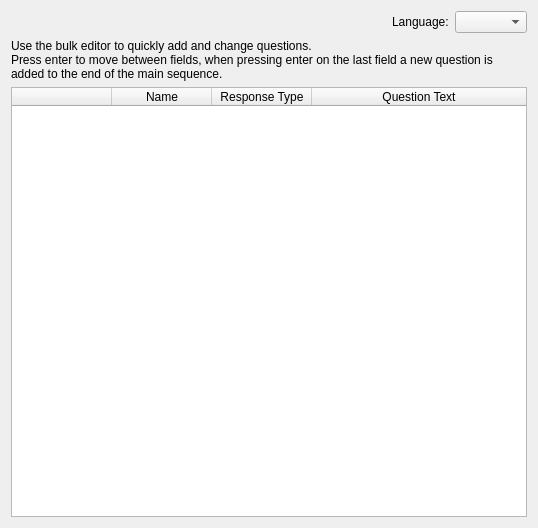
Qt form ui/bulkQuestionEditor.ui (LegoStormtroopr/canard) before a commit.
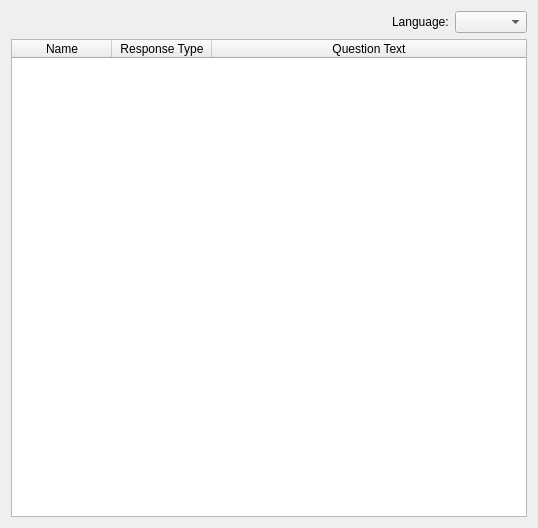
The same form after that commit.

```diff
--- a/ui/bulkQuestionEditor.ui
+++ b/ui/bulkQuestionEditor.ui
@@ -42,26 +42,16 @@
     </layout>
    </item>
    <item>
-    <widget class="QLabel" name="label_2">
-     <property name="text">
-      <string>Use the bulk editor to quickly add and change questions.
-Press enter to move between fields, when pressing enter on the last field a new question is added to the end of the main sequence.</string>
-     </property>
-     <property name="wordWrap">
+    <widget class="QTableWidget" name="questionList">
+     <property name="sortingEnabled">
       <bool>true</bool>
      </property>
-    </widget>
-   </item>
-   <item>
-    <widget class="QTableWidget" name="tableWidget">
      <attribute name="horizontalHeaderStretchLastSection">
       <bool>true</bool>
      </attribute>
-     <column>
-      <property name="text">
-       <string> </string>
-      </property>
-     </column>
+     <attribute name="verticalHeaderVisible">
+      <bool>false</bool>
+     </attribute>
      <column>
       <property name="text">
        <string>Name</string>
```
Left out of the diff: 2 changed lines with no effect on the pictures.
